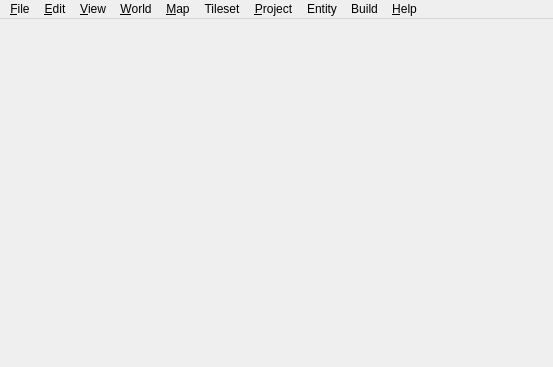
First picture: the form in src/tiled/mainwindow.ui, repository mapeditor/tiled, before the edit.
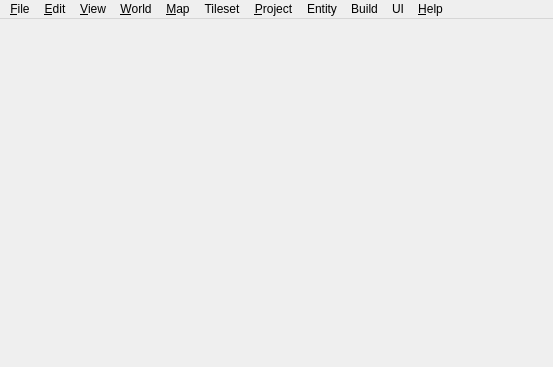
Second picture: the form after the edit. Icons and pictures are not drawn.

Commit message: created UI top bar button

The edit to the form file:
```diff
--- a/src/tiled/mainwindow.ui
+++ b/src/tiled/mainwindow.ui
@@ -38,7 +38,7 @@
      <x>0</x>
      <y>0</y>
      <width>553</width>
-     <height>25</height>
+     <height>17</height>
     </rect>
    </property>
    <widget class="QMenu" name="menuFile">
@@ -237,6 +237,11 @@
     </property>
     <addaction name="actionCreate_Entity"/>
    </widget>
+   <widget class="QMenu" name="menuUI">
+    <property name="title">
+     <string>UI</string>
+    </property>
+   </widget>
    <addaction name="menuFile"/>
    <addaction name="menuEdit"/>
    <addaction name="menuView"/>
@@ -246,6 +251,7 @@
    <addaction name="menuProject"/>
    <addaction name="menuEntity"/>
    <addaction name="menuBuild"/>
+   <addaction name="menuUI"/>
    <addaction name="menuHelp"/>
   </widget>
   <action name="actionOpen">
```
